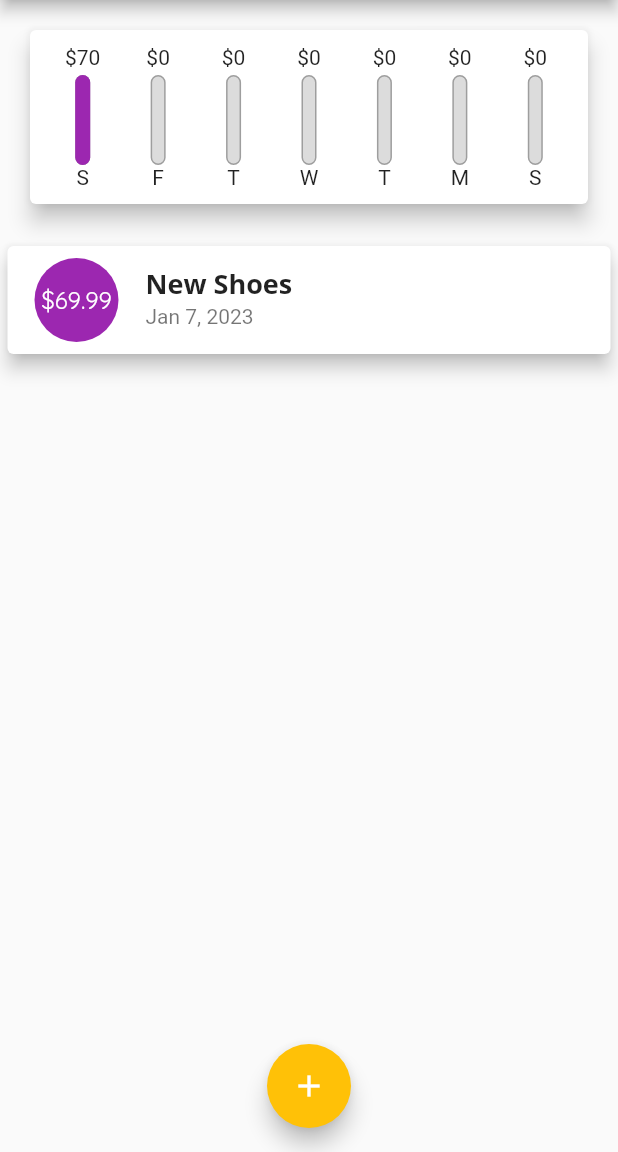
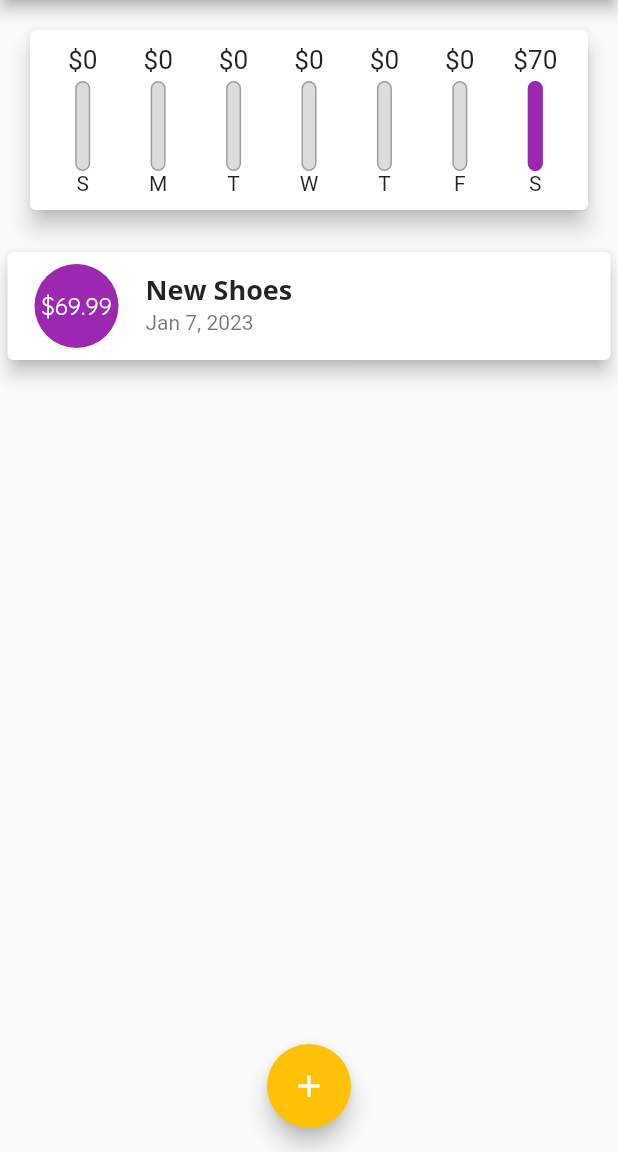
Before and after one commit to Azuos0/flutter-personal-expenses-app, a Flutter app: the screen it shows after launch, on a phone screen of 412 x 824 dp, the part 84-1236 px from its top. Run offline on Flutter 3.47's test engine with Material 2 defaults, Android fonts, the phone set to English and light mode, and no system bars.

Commit message:
improving the overall chart

```diff
--- a/lib/widgets/charts.dart
+++ b/lib/widgets/charts.dart
@@ -12,7 +12,6 @@ class Chart extends StatelessWidget {
   });
 
   List<Map<String, Object>> get groupedTransactionValues {
-    print('================= start ================');
     return List.generate(7, (index) {
       final weekDay = DateTime.now().subtract(Duration(days: index));
       var totalSum = 0.0;
@@ -28,7 +27,7 @@ class Chart extends StatelessWidget {
         'day': DateFormat.E().format(weekDay).substring(0, 1),
         'amount': totalSum,
       };
-    });
+    }).reversed.toList();
   }
 
   double get totalSpending {
--- a/lib/widgets/charts_bars.dart
+++ b/lib/widgets/charts_bars.dart
@@ -16,8 +16,11 @@ class ChartBar extends StatelessWidget {
   Widget build(BuildContext context) {
     return Column(
       children: [
-        FittedBox(
-          child: Text('\$${spendingAmount.toStringAsFixed(0)}'),
+        SizedBox(
+          height: 20,
+          child: FittedBox(
+            child: Text('\$${spendingAmount.toStringAsFixed(0)}'),
+          ),
         ),
         const SizedBox(
           height: 4,
```
